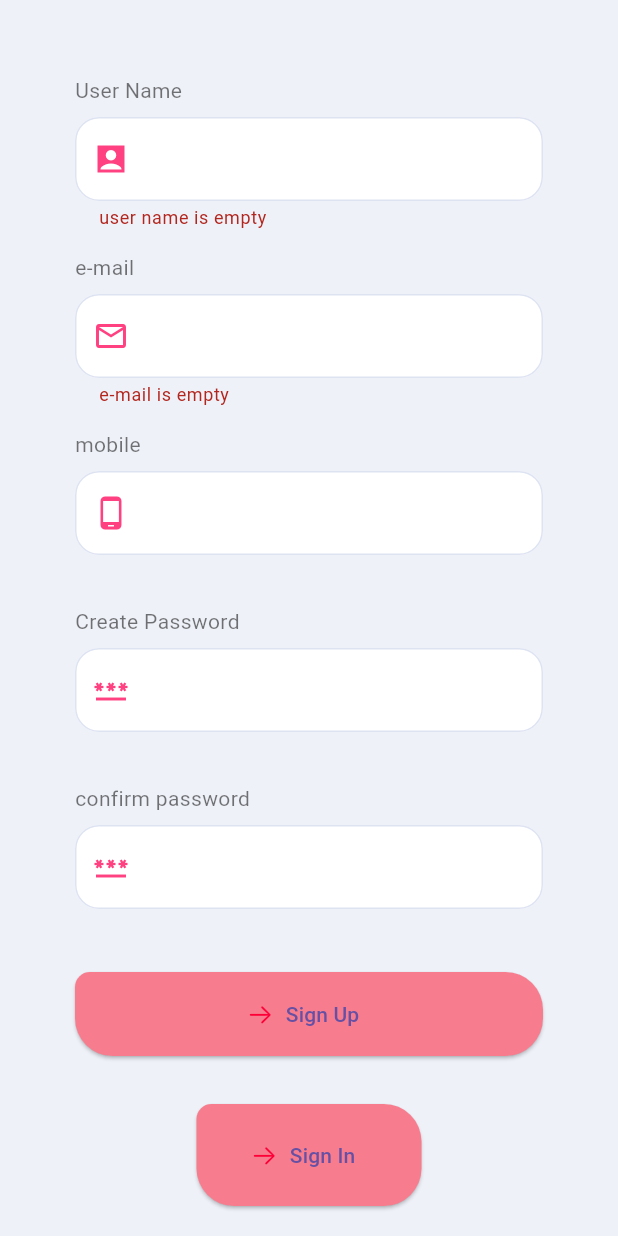
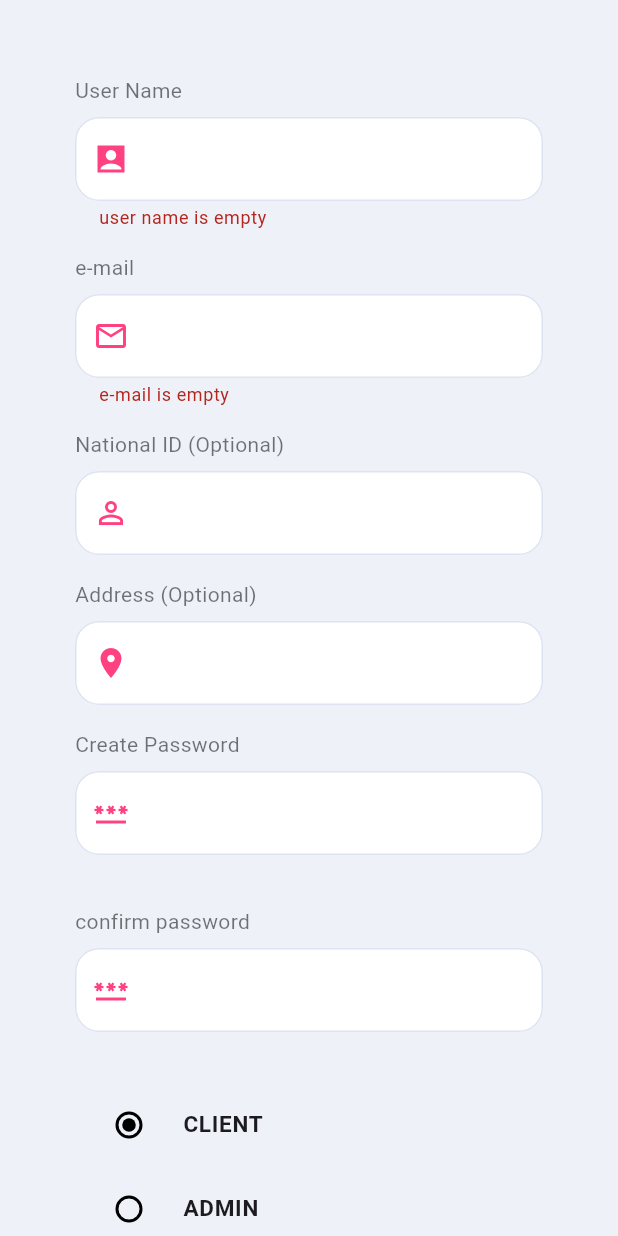
Before and after one commit to mohamedkhedrforblackpyramid/Hr, a Flutter app: the SignUpForm screen opened directly, after a tap on "Sign Up", on a phone screen of 412 x 824 dp. Run offline on Flutter 3.47's test engine with Material 3 defaults, Android fonts, the phone set to English and light mode, and no system bars; our stand-ins replace another_flushbar, dio, flutter_calendar_carousel, flutter_easyloading, flutter_phoenix, flutter_svg and 7 more; missing offline and left inert: app_settings, fancy_containers, flutter_jailbreak_detection, gradient_slide_to_act, time_picker_spinner_pop_up; accounts and stored records are empty; generated files the repository leaves out were written again; Roboto replaces fonts that are missing (Intel).

Commit message:
sign up...

```diff
--- a/lib/network/remote/dio_helper.dart
+++ b/lib/network/remote/dio_helper.dart
@@ -18,9 +18,9 @@ class DioHelper {
           receiveDataWhenStatusError: true,
           //  baseUrl: 'http://192.168.1.135:8000/')
           //  baseUrl: 'http://localhost:8000/')
-          baseUrl: 'http://192.168.1.142:8000/',
+          //baseUrl: 'http://192.168.1.142:8000/',
          //   baseUrl: 'http://192.168.1.135:8000/'
-       // baseUrl: 'https://hr-api.alex4prog.com/'
+        baseUrl: 'https://hr-api.alex4prog.com/'
       ),
 
     );
--- a/lib/screens/sign_up.dart
+++ b/lib/screens/sign_up.dart
@@ -6,6 +6,7 @@ import 'package:flutter_svg/svg.dart';
 import 'package:image_picker/image_picker.dart';
 import 'package:rive/rive.dart';
 
+import '../network/remote/dio_helper.dart';
 import 'attendance.dart';
 
 
@@ -22,13 +23,16 @@ class _SignUpFormState extends State<SignUpForm> {
   GlobalKey<FormState> _formKey = GlobalKey<FormState>();
   final userNameController = TextEditingController();
   final emailController = TextEditingController();
-  final mobileController = TextEditingController();
+  final nationalIdController = TextEditingController();
+  final addressController = TextEditingController();
   final passwordController = TextEditingController();
   final confirmPasswordController = TextEditingController();
   bool shouldPop = false;
   String valueClosed = '1';
   bool isOpen = false;
   File?  image;
+  String userType = 'CLIENT';
+
 
 
   Future pickImage() async {
@@ -154,12 +158,13 @@ class _SignUpFormState extends State<SignUpForm> {
                           padding: const EdgeInsets.only(top: 8.0, bottom: 16),
                           child: TextFormField(
                             controller: emailController,
+
                             validator: (value) {
                               if (value == null || value.isEmpty) {
                                 return 'e-mail is empty';
                               }
                               else if(!value.contains('@')){
-                              return '@@@@@@@@@@@@@@@@@';
+                              return 'invalid email';
 
                               }
                               return null;
@@ -171,29 +176,47 @@ class _SignUpFormState extends State<SignUpForm> {
                                   padding: const EdgeInsets.symmetric(horizontal: 8.0),
                                   child: Icon(Icons.email_outlined,color: Colors.pinkAccent),
                                 )),
+
                           ),
                         ),
 
                         const Text(
-                          "mobile",
+                          "National ID (Optional)",
                           style: TextStyle(color: Colors.black54),
                         ),
                         Padding(
                           padding: const EdgeInsets.only(top: 8.0, bottom: 16),
                           child: TextFormField(
-                            controller: mobileController,
+
+                            controller: nationalIdController,
                             validator: (value) {
-                              if (value!.isEmpty) {
-                                return "";
+                              if (value!.length!=14 && value.isNotEmpty) {
+                                return 'national id must be 14 number';
                               }
                               return null;
                             },
+                            onSaved: (password) {},
+                            decoration: InputDecoration(
+                                prefixIcon: Padding(
+                                  padding: const EdgeInsets.symmetric(horizontal: 8.0),
+                                  child: Icon(Icons.perm_identity,color: Colors.pinkAccent),
+                                )),
+                          ),
+                        ),
+                        const Text(
+                          "Address (Optional)",
+                          style: TextStyle(color: Colors.black54),
+                        ),
+                        Padding(
+                          padding: const EdgeInsets.only(top: 8.0, bottom: 16),
+                          child: TextFormField(
+                            controller: addressController,
                             onSaved: (password) {},
                             obscureText: true,
                             decoration: InputDecoration(
                                 prefixIcon: Padding(
                                   padding: const EdgeInsets.symmetric(horizontal: 8.0),
-                                  child: Icon(Icons.phone_android,color: Colors.pinkAccent),
+                                  child: Icon(Icons.place,color: Colors.pinkAccent),
                                 )),
                           ),
                         ),
@@ -243,16 +266,78 @@ class _SignUpFormState extends State<SignUpForm> {
                                 )),
                           ),
                         ),
+                        RadioListTile(
+                          title: Text(
+                            "CLIENT",
+                            style: TextStyle(
+                              fontSize: 15,
+                              fontWeight: FontWeight.bold,
+                            ),
+                          ),
+                          value: '1',
+                          groupValue: valueClosed,
+                          onChanged: (value) {
+                            setState(() {});
+                            userType = 'CLIENT';
+                            print(userType);
+
+                            isOpen = false;
+                            valueClosed = value.toString();
+                            setState(() {
+                              valueClosed = value.toString();
+                            });
+                          },
+                          fillColor: MaterialStateProperty.all(
+                              Colors.black),
+                        ),
+                        RadioListTile(
+                          title: Text(
+                            "ADMIN",
+                            style: TextStyle(
+                                fontSize: 15,
+                                fontWeight: FontWeight.bold),
+                          ),
+                          value: '0',
+                          groupValue: valueClosed,
+                          onChanged: (value) {
+                            userType = 'ADMIN';
+                            print(userType);
+                            setState(() {});
+                            isOpen = false;
+                            valueClosed = value.toString();
+                            setState(() {
+                              valueClosed = value.toString();
+                            });
+                          },
+                          fillColor: MaterialStateProperty.all(
+                              Colors.black),
+                        ),
                         Padding(
                           padding: const EdgeInsets.only(top: 8.0, bottom: 24),
                           child: ElevatedButton.icon(
-                              onPressed: () {
+                              onPressed: () async {
                                 if (_formKey.currentState!.validate()) {
                                   // If the form is valid, display a snackbar. In the real world,
                                   // you'd often call a server or save the information in a database.
                                   ScaffoldMessenger.of(context).showSnackBar(
                                     const SnackBar(content: Text('Processing Data')),
                                   );
+                                  await DioHelper.postData(
+                                    url: "api/auth/register",
+                                    formData: {
+                                      "name":userNameController.text,
+                                      "email":emailController.text,
+                                      "national_id":nationalIdController.text,
+                                      "password":passwordController.text,
+                                      "password":confirmPasswordController.text,
+                                      "address":addressController.text,
+                                      "user_type":addressController.text
+                                    },
+                                  ).then((value){
+                                    print("Done");
+                                  }).catchError((error){
+                                    print(error.response.data);
+                                  });
                                 }                              },
                               style: ElevatedButton.styleFrom(
                                   backgroundColor: const Color(0xFFF77D8E),
```
